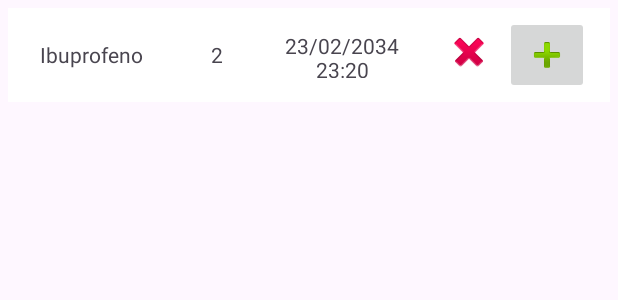
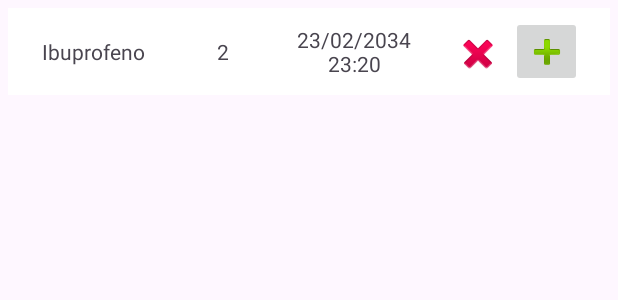
Before and after one commit to Klairm/have-i-took-my-pills-yet, an Android app: the layout medication_item.xml on its own in the app's theme, with its tools: preview values and no code run, on a phone screen of 412 x 824 dp. Shown: the top 300 px of the screen. Run offline under Robolectric (Android 15) with nearby library versions, the phone set to English and light mode, and no system bars.

Commit message:
ui: little refactor

```diff
--- a/app/src/main/res/layout/activity_main.xml
+++ b/app/src/main/res/layout/activity_main.xml
@@ -140,12 +140,12 @@
 
     <androidx.recyclerview.widget.RecyclerView
         android:id="@+id/medicationList"
-        android:layout_width="0dp"
-        android:layout_height="0dp"
+        android:layout_width="397dp"
+        android:layout_height="497dp"
         android:layout_margin="20dp"
-        app:layout_constraintTop_toBottomOf="@id/filterLayout"
         app:layout_constraintBottom_toBottomOf="parent"
+        app:layout_constraintEnd_toEndOf="parent"
         app:layout_constraintStart_toStartOf="parent"
-        app:layout_constraintEnd_toEndOf="parent"/>
+        app:layout_constraintTop_toBottomOf="@id/filterLayout" />
 
 </androidx.constraintlayout.widget.ConstraintLayout>
--- a/app/src/main/res/layout/medication_item.xml
+++ b/app/src/main/res/layout/medication_item.xml
@@ -15,8 +15,8 @@
 
     <androidx.constraintlayout.widget.ConstraintLayout
         android:id="@+id/componentText"
-        android:layout_width="261dp"
-        android:layout_height="42dp"
+        android:layout_width="271dp"
+        android:layout_height="48dp"
         android:padding="5dp"
         app:layout_constraintBottom_toBottomOf="parent"
         app:layout_constraintEnd_toStartOf="@+id/componentImage"
@@ -77,28 +77,26 @@
 
         <ImageButton
             android:id="@+id/delete"
-            android:layout_width="48dp"
-            android:layout_height="48dp"
+            android:layout_width="42dp"
+            android:layout_height="44dp"
             android:background="#00FFFFFF"
             android:contentDescription="@string/img_delete"
             android:src="@android:drawable/ic_delete"
             app:layout_constraintBottom_toBottomOf="parent"
-            app:layout_constraintEnd_toEndOf="parent"
-            app:layout_constraintHorizontal_bias="0.0"
+            app:layout_constraintEnd_toStartOf="@+id/reuse"
             app:layout_constraintStart_toStartOf="parent"
             app:layout_constraintTop_toTopOf="parent"
-            app:layout_constraintVertical_bias="0.0" />
+            app:layout_constraintVertical_bias="1.0" />
 
         <ImageButton
             android:id="@+id/reuse"
-            android:layout_width="wrap_content"
-            android:layout_height="wrap_content"
-            android:layout_marginStart="48dp"
+            android:layout_width="47dp"
+            android:layout_height="47dp"
+            android:layout_marginStart="1dp"
+            android:layout_marginEnd="5dp"
             app:layout_constraintBottom_toBottomOf="parent"
             app:layout_constraintEnd_toEndOf="parent"
-            app:layout_constraintHorizontal_bias="0.77"
             app:layout_constraintStart_toEndOf="@+id/delete"
-            app:layout_constraintStart_toStartOf="@+id/delete"
             app:layout_constraintTop_toTopOf="parent"
             app:layout_constraintVertical_bias="0.0"
             app:srcCompat="@android:drawable/ic_input_add" />
```
